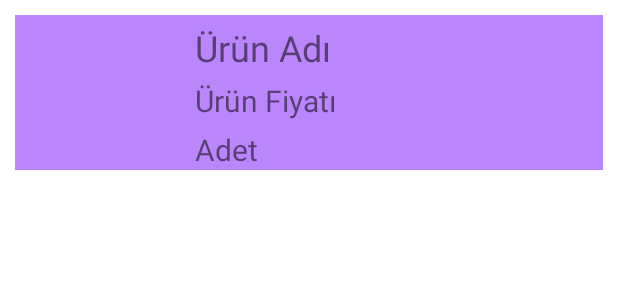
After one commit to AliGurkanTore98/AG-sTORE, an Android app: the layout basket_recycler_row.xml on its own in the app's theme, with its tools: preview values and no code run, on a phone screen of 412 x 824 dp. The commit adds this screen. Shown: the top 300 px of the screen. Run offline under Robolectric (Android 15) with nearby library versions, the phone set to English and light mode, and no system bars.

Commit message:
init commit!!!

```diff
--- a/app/src/main/java/com/codingurkan/ag_store/adapter/GalleryAdapter.kt
+++ b/app/src/main/java/com/codingurkan/ag_store/adapter/GalleryAdapter.kt
@@ -10,4 +10,5 @@ class GalleryAdapter(fragment : Fragment) : FragmentStateAdapter(fragment) {
         return 2
     }
     override fun createFragment(position: Int) = GalleryDetailsFragment.newInstance(position)
+
 }
--- a/app/src/main/java/com/codingurkan/ag_store/model/DataItem.kt
+++ b/app/src/main/java/com/codingurkan/ag_store/model/DataItem.kt
@@ -5,4 +5,6 @@ data class DataItem(
     val title : String? = null,
     val desc : String? = null,
     val price : String? = null
-)
+){
+    var count = 0
+}
--- a/app/src/main/java/com/codingurkan/ag_store/ui/fragments/gallery/GalleryFragment.kt
+++ b/app/src/main/java/com/codingurkan/ag_store/ui/fragments/gallery/GalleryFragment.kt
@@ -44,4 +44,7 @@ class GalleryFragment : Fragment() {
         }
     }
 
+
+
+
 }
--- /dev/null
+++ b/app/src/main/res/layout/basket_recycler_row.xml
@@ -0,0 +1,50 @@
+<?xml version="1.0" encoding="utf-8"?>
+<LinearLayout
+    xmlns:android="http://schemas.android.com/apk/res/android"
+    android:layout_width="match_parent"
+    android:layout_height="wrap_content"
+    android:orientation="horizontal"
+    android:layout_margin="10dp"
+    android:background="@color/purple_200">
+
+    <ImageView
+        android:id="@+id/basketImageView"
+        android:layout_width="100dp"
+        android:layout_height="100dp"/>
+
+    <LinearLayout
+        android:layout_width="wrap_content"
+        android:layout_height="wrap_content"
+        android:orientation="vertical">
+
+
+        <TextView
+            android:id="@+id/basketProductNameText"
+            android:layout_width="wrap_content"
+            android:layout_height="wrap_content"
+            android:text="Ürün Adı"
+            android:textSize="24sp"
+            android:layout_marginLeft="20dp"
+            android:layout_marginTop="5dp"/>
+
+        <TextView
+            android:id="@+id/basketPriceText"
+            android:layout_width="wrap_content"
+            android:layout_height="wrap_content"
+            android:text="Ürün Fiyatı"
+            android:textSize="20sp"
+            android:layout_marginLeft="20dp"
+            android:layout_marginTop="5dp"/>
+
+        <TextView
+            android:id="@+id/basketCountText"
+            android:layout_width="wrap_content"
+            android:layout_height="wrap_content"
+            android:text="Adet"
+            android:textSize="20sp"
+            android:layout_marginLeft="20dp"
+            android:layout_marginTop="5dp"/>
+
+    </LinearLayout>
+
+</LinearLayout>
--- a/app/src/main/res/menu/menu.xml
+++ b/app/src/main/res/menu/menu.xml
@@ -2,6 +2,6 @@
 <menu xmlns:android="http://schemas.android.com/apk/res/android">
     <item android:id="@+id/loginFragment" android:icon="@drawable/login" android:title="Login"/>
     <item android:id="@+id/dashboardFragment" android:icon="@drawable/dashboard" android:title="Dashboard"/>
-    <item android:id="@+id/profileFragment" android:icon="@drawable/user" android:title="Profile"/>
+    <item android:id="@+id/basketFragment" android:icon="@drawable/user" android:title="Basket"/>
 
 </menu>
--- a/app/src/main/res/navigation/nav_graph.xml
+++ b/app/src/main/res/navigation/nav_graph.xml
@@ -59,4 +59,9 @@
         android:name="com.codingurkan.ag_store.ui.fragments.gallerydetails.GalleryDetailsFragment"
         android:label="fragment_gallery_details"
         tools:layout="@layout/fragment_gallery_details" />
+    <fragment
+        android:id="@+id/basketFragment"
+        android:name="com.codingurkan.ag_store.ui.fragments.basket.BasketFragment"
+        android:label="fragment_basket"
+        tools:layout="@layout/fragment_basket" />
 </navigation>
```
Also changed, not shown: app/src/main/java/com/codingurkan/ag_store/adapter/BasketAdapter.kt (added, +37 -0 lines), app/src/main/java/com/codingurkan/ag_store/adapter/GalleryDetailsAdapter.kt (added, +32 -0 lines), app/src/main/java/com/codingurkan/ag_store/ui/fragments/basket/BasketFragment.kt (+46 -3 lines), app/src/main/java/com/codingurkan/ag_store/ui/fragments/gallerydetails/GalleryDetailsFragment.kt (+19 -0 lines), app/src/main/java/com/codingurkan/ag_store/ui/fragments/gallerydetails/GalleryDetailsViewModel.kt (+50 -0 lines), app/src/main/res/layout/fragment_basket.xml (+40 -6 lines).
